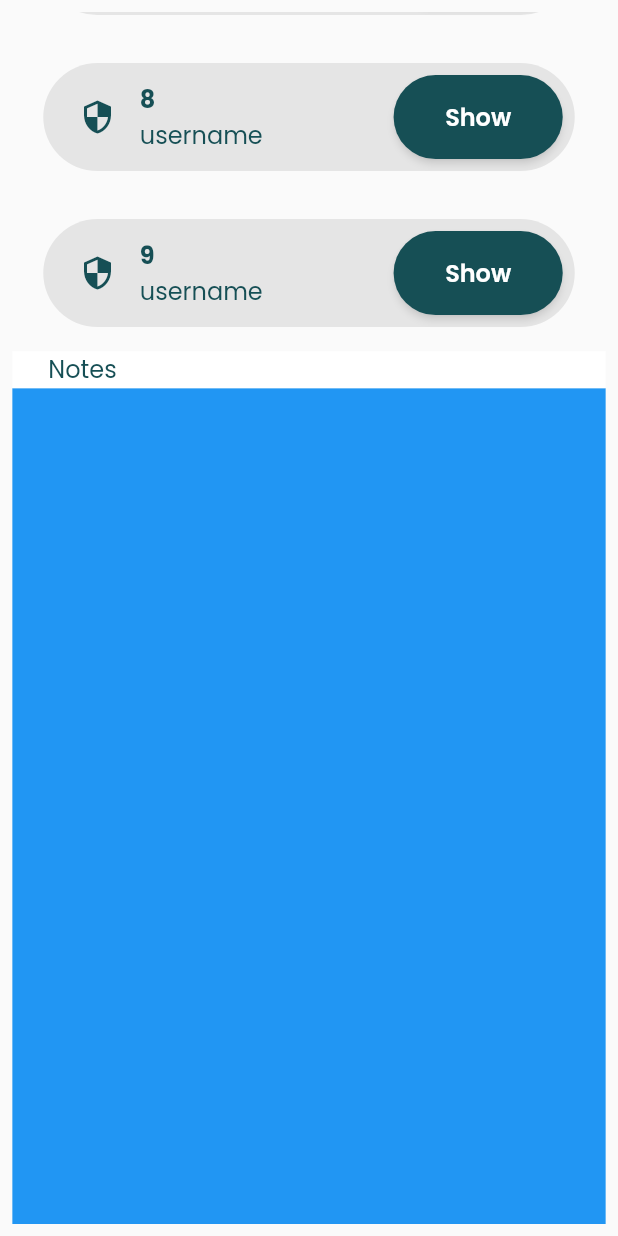
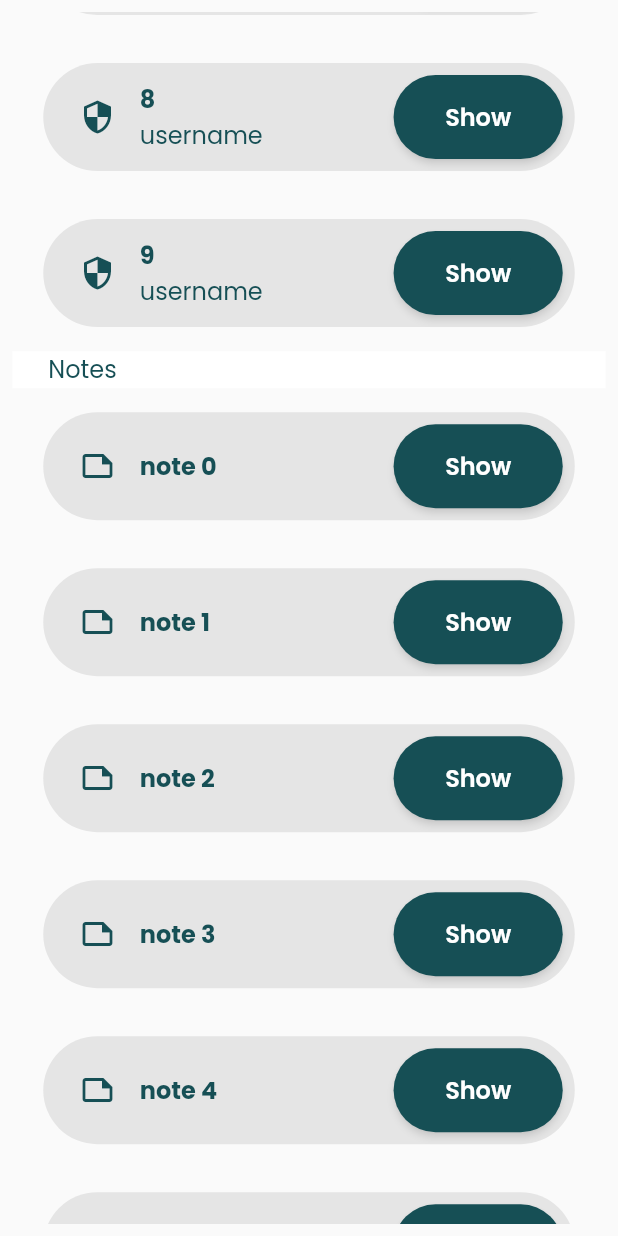
Before and after one commit to jatinkarthik-tripathy/SecretKeeper, a Flutter app: the Home screen opened by its route, scrolled down 1152 dp, on a phone screen of 412 x 824 dp. Run offline on Flutter 3.47's test engine with Material 2 defaults, Android fonts, the light colour scheme and no system bars.

Commit message:
folder restructuring & notelist widget created

```diff
--- a/secretkeeper/lib/models/data.dart
+++ b/secretkeeper/lib/models/data.dart
@@ -69,3 +69,10 @@ Stream<List<PasswordData>> pwdDatalist =
             type: 0, title: i.toString(), username: "username", pwd: "pwd")),
   ],
 );
+
+Stream<List<NoteData>> noteDatalist = Stream<List<NoteData>>.fromIterable(
+  <List<NoteData>>[
+    List<NoteData>.generate(
+        10, (int i) => NoteData(type: 1, title: "note $i", note: "test")),
+  ],
+);
--- a/secretkeeper/lib/screens/home.dart
+++ b/secretkeeper/lib/screens/home.dart
@@ -2,9 +2,10 @@ import 'package:flutter/material.dart';
 import 'package:flutter/rendering.dart';
 import 'package:secretkeeper/models/breakpoints.dart';
 import 'package:secretkeeper/models/data.dart';
-import 'package:secretkeeper/widgets/appBar.dart';
-import 'package:secretkeeper/widgets/pwdList.dart';
-import 'package:secretkeeper/widgets/sidebar.dart';
+import 'package:secretkeeper/widgets/home/appBar.dart';
+import 'package:secretkeeper/widgets/home/noteList.dart';
+import 'package:secretkeeper/widgets/home/pwdList.dart';
+import 'package:secretkeeper/widgets/home/sidebar.dart';
 
 class Home extends StatefulWidget {
   @override
@@ -28,7 +29,6 @@ class _HomeState extends State<Home> with SingleTickerProviderStateMixin {
 
   @override
   Widget build(BuildContext context) {
-    print(ModalRoute.of(context)?.settings.arguments);
     String? toDisplay = ModalRoute.of(context)?.settings.arguments as String?;
 
     return SafeArea(
@@ -228,13 +228,15 @@ class _HomeState extends State<Home> with SingleTickerProviderStateMixin {
                 ),
               ),
         (toDisplay.compareTo("all") == 0 || toDisplay.compareTo("notes") == 0)
-            ? SliverFixedExtentList(
-                delegate: SliverChildListDelegate([
-                  Container(
-                    color: Colors.blue,
-                  )
-                ]),
-                itemExtent: constraints.maxHeight * 0.7,
+            ? StreamBuilder<List<NoteData>>(
+                stream: noteDatalist,
+                builder: (context, snapshot) {
+                  if (snapshot.hasData) {
+                    return noteList(
+                        constraints, context, plainTextSize, snapshot);
+                  }
+                  return SliverToBoxAdapter(child: CircularProgressIndicator());
+                },
               )
             : SliverFixedExtentList(
                 itemExtent: 0,
--- a/secretkeeper/lib/widgets/appBar.dart
+++ b/secretkeeper/lib/widgets/home/appBar.dart
@@ -1,6 +1,6 @@
 import 'package:flutter/material.dart';
 import 'package:secretkeeper/models/breakpoints.dart';
-import 'package:secretkeeper/widgets/addSecret.dart';
+import 'package:secretkeeper/widgets/addSecret/addSecret.dart';
 
 class CustomAppBar extends StatelessWidget {
   final AnimationController controller;
--- /dev/null
+++ b/secretkeeper/lib/widgets/home/noteList.dart
@@ -0,0 +1,141 @@
+import 'package:flutter/material.dart';
+import 'package:secretkeeper/models/breakpoints.dart';
+import 'package:secretkeeper/models/data.dart';
+import 'package:secretkeeper/widgets/showSecret.dart';
+
+Route<Object?> _showDialogBuilder(
+  BuildContext context,
+  Object? arguments,
+) {
+  return DialogRoute<void>(
+    context: context,
+    builder: (BuildContext context) => LayoutBuilder(
+      builder: (context, constraints) => SimpleDialog(
+        title: Text(
+          "Your Secret",
+          style: TextStyle(
+            fontSize: 32,
+            color: Theme.of(context).primaryColor,
+            fontWeight: FontWeight.w600,
+          ),
+        ),
+        backgroundColor: Theme.of(context).backgroundColor,
+        children: [
+          Container(
+            width: Breakpoints.isTablet(constraints)
+                ? constraints.maxWidth * 0.75
+                : constraints.maxWidth * 0.5,
+            height: constraints.maxHeight * 0.6,
+            padding: EdgeInsets.symmetric(
+              horizontal: constraints.maxWidth * 0.01,
+            ),
+            child: ShowSecret(),
+          ),
+        ],
+      ),
+    ),
+  );
+}
+
+Widget noteList(
+  BoxConstraints constraints,
+  BuildContext context,
+  double plainTextSize,
+  AsyncSnapshot<List<NoteData>> snapshot,
+) {
+  return SliverList(
+    delegate: SliverChildBuilderDelegate(
+      (context, index) {
+        return Container(
+          width: constraints.maxHeight * 0.05,
+          decoration: BoxDecoration(
+            color: Theme.of(context).accentColor,
+            borderRadius: BorderRadius.circular(36.0),
+          ),
+          margin: EdgeInsets.symmetric(
+              horizontal: constraints.maxWidth * 0.05, vertical: 16),
+          padding: EdgeInsets.symmetric(horizontal: 8, vertical: 8),
+          child: Row(
+            mainAxisAlignment: MainAxisAlignment.spaceEvenly,
+            children: [
+              Expanded(
+                flex: 1,
+                child: Icon(
+                  Icons.note_outlined,
+                  color: Theme.of(context).primaryColor,
+                ),
+              ),
+              Expanded(
+                flex: Breakpoints.isMobile(constraints) ? 3 : 7,
+                child: Breakpoints.isMobile(constraints)
+                    ? Text(
+                        snapshot.data![index].title,
+                        style: TextStyle(
+                          color: Theme.of(context).primaryColor,
+                          fontSize: plainTextSize,
+                          fontWeight: FontWeight.w700,
+                        ),
+                      )
+                    : Row(
+                        children: [
+                          Expanded(
+                            flex: 5,
+                            child: Text(
+                              snapshot.data![index].title,
+                              style: TextStyle(
+                                color: Theme.of(context).primaryColor,
+                                fontSize: plainTextSize,
+                                fontWeight: FontWeight.w700,
+                              ),
+                              textAlign: TextAlign.center,
+                            ),
+                          ),
+                        ],
+                      ),
+              ),
+              Expanded(
+                flex: 2,
+                child: ElevatedButton(
+                  style: ButtonStyle(
+                    backgroundColor: MaterialStateProperty.all<Color>(
+                      Theme.of(context).primaryColor,
+                    ),
+                  ),
+                  onPressed: () {
+                    Breakpoints.isMobile(constraints)
+                        ? showModalBottomSheet<void>(
+                            context: context,
+                            backgroundColor: Colors.transparent,
+                            isScrollControlled: true,
+                            isDismissible: true,
+                            builder: (context) => Container(
+                              width: constraints.maxWidth,
+                              height: constraints.maxHeight * 0.8,
+                              padding: EdgeInsets.symmetric(
+                                horizontal: constraints.maxWidth * 0.01,
+                              ),
+                              color: Theme.of(context).backgroundColor,
+                              child: ShowSecret(),
+                            ),
+                          )
+                        : Navigator.of(context)
+                            .restorablePush(_showDialogBuilder);
+                  },
+                  child: Text(
+                    "Show",
+                    style: TextStyle(
+                      color: Theme.of(context).backgroundColor,
+                      fontSize: plainTextSize,
+                      fontWeight: FontWeight.w600,
+                    ),
+                  ),
+                ),
+              ),
+            ],
+          ),
+        );
+      },
+      childCount: snapshot.data?.length,
+    ),
+  );
+}
```
Also changed, not shown: secretkeeper/lib/widgets/addSecret/addSecret.dart (renamed from secretkeeper/lib/widgets/addSecret.dart, +3 -5 lines), secretkeeper/lib/widgets/addSecret/cardContainer.dart (renamed from secretkeeper/lib/widgets/cardContainer.dart), secretkeeper/lib/widgets/addSecret/noteContainer.dart (renamed from secretkeeper/lib/widgets/noteContainer.dart), secretkeeper/lib/widgets/addSecret/passwordContainer.dart (renamed from secretkeeper/lib/widgets/passwordContainer.dart), secretkeeper/lib/widgets/home/pwdList.dart (renamed from secretkeeper/lib/widgets/pwdList.dart), secretkeeper/lib/widgets/home/sidebar.dart (renamed from secretkeeper/lib/widgets/sidebar.dart).
